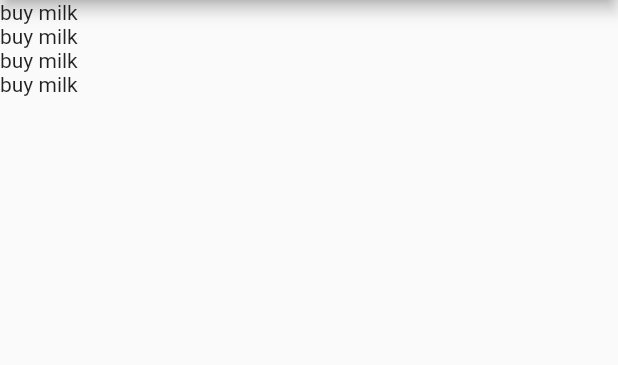
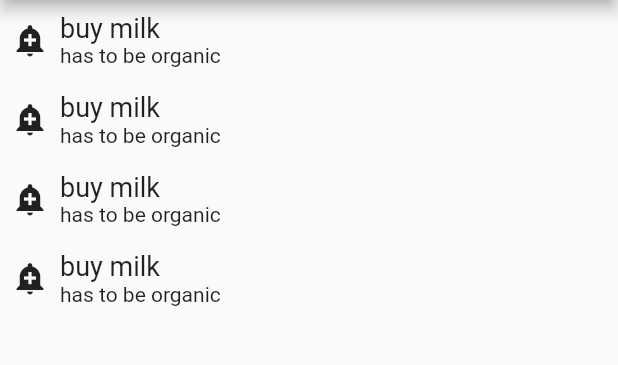
Before and after one commit to miquelbeltran/flutter_projects, a Flutter app: the screen it shows after launch, on a phone screen of 412 x 824 dp, the part 84-449 px from its top. Run offline on Flutter 3.47's test engine with Material 2 defaults, Android fonts, the phone set to English and light mode, and no system bars; our stand-ins replace cloud_firestore, firebase_storage, flutter_redux, image_picker, redux; missing offline and left inert: redux_logging, webfeed; accounts and stored records are empty.

```diff
--- a/studyjam_todoapp/lib/main.dart
+++ b/studyjam_todoapp/lib/main.dart
@@ -1,5 +1,6 @@
 import 'package:flutter/material.dart';
 import 'package:studyjam_todoapp/todo.dart';
+import 'package:studyjam_todoapp/todo_row.dart';
 
 void main() => runApp(TodoApp());
 
@@ -40,7 +41,7 @@ class TodoApp extends StatelessWidget {
         ),
         body: ListView.builder(
           itemCount: _todos.length,
-          itemBuilder: (context, index) => Text(_todos[index].title),
+          itemBuilder: (context, index) => TodoRow(todo: _todos[index]),
         ),
       ),
     );
--- /dev/null
+++ b/studyjam_todoapp/lib/todo_row.dart
@@ -0,0 +1,40 @@
+import 'package:flutter/material.dart';
+import 'package:studyjam_todoapp/details_screen.dart';
+import 'package:studyjam_todoapp/todo.dart';
+
+class TodoRow extends StatelessWidget {
+  final Todo todo;
+
+  TodoRow({@required this.todo}) : assert(todo != null);
+
+  @override
+  Widget build(BuildContext context) {
+    return InkWell(
+      onTap: () => Navigator.push(
+            context,
+            MaterialPageRoute(builder: (context) => DetailsScreen(todo: todo)),
+          ),
+      child: Padding(
+        padding: const EdgeInsets.all(8.0),
+        child: Row(
+          children: <Widget>[
+            Icon(todo.icon),
+            Padding(
+              padding: const EdgeInsets.only(left: 8.0),
+              child: Column(
+                crossAxisAlignment: CrossAxisAlignment.start,
+                children: <Widget>[
+                  Text(
+                    todo.title,
+                    style: TextStyle(fontSize: 18.0),
+                  ),
+                  Text(todo.description),
+                ],
+              ),
+            ),
+          ],
+        ),
+      ),
+    );
+  }
+}
```
Also changed, not shown: studyjam_todoapp/lib/details_screen.dart (added, +18 -0 lines).
